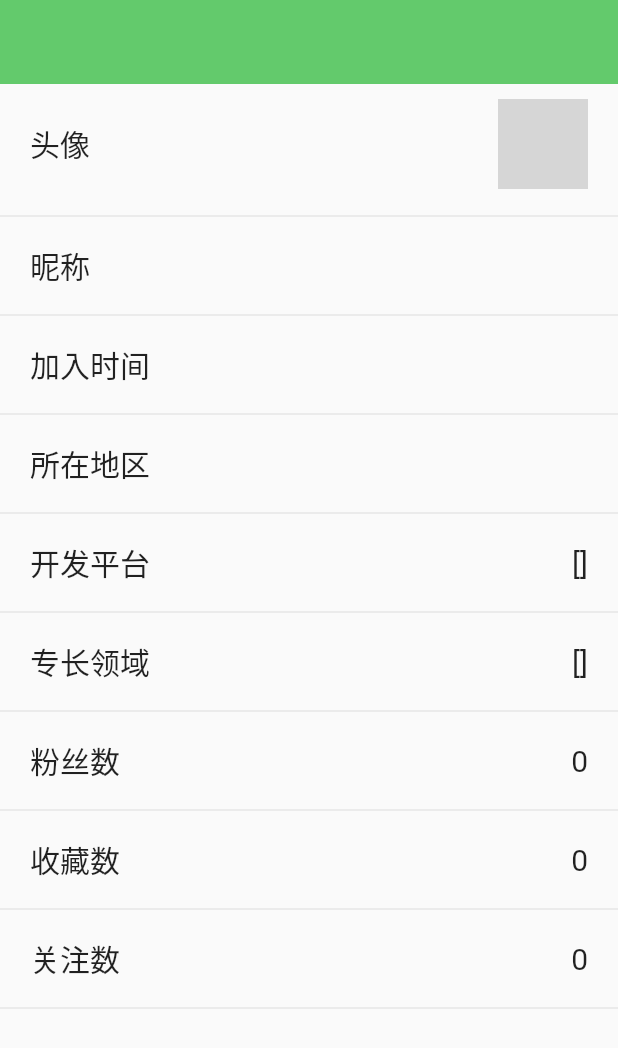
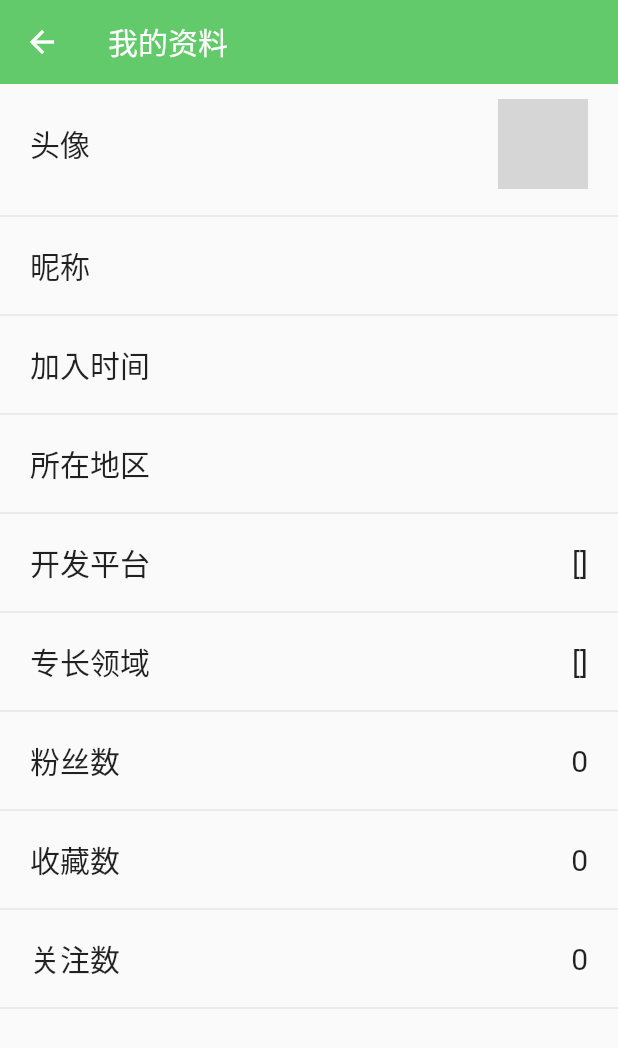
Before and after one commit to xinkong/open_source_china, a Flutter app: the MyDetailPage screen opened directly, on a phone screen of 412 x 824 dp. Shown: the top 1048 px of the screen. Run offline on Flutter 3.47's test engine with Material 2 defaults, Android fonts, the phone set to English and light mode, and no system bars; our stand-ins replace event_bus, shared_preferences; missing offline and left inert: flutter_webview_plugin; accounts and stored records are empty; network calls fail; grey boxes are pictures that could not be loaded.

Commit message:
修改appbar图标颜色

```diff
--- a/lib/pages/mine_detail_page.dart
+++ b/lib/pages/mine_detail_page.dart
@@ -65,10 +65,10 @@ class _MyDetailPageState extends State<MyDetailPage> {
         title: Text(
           '我的资料',
           style: TextStyle(
-            color: AppColors.AppTheme,
+            color: AppColors.Colfff,
           ),
         ),
-        iconTheme: IconThemeData(color: AppColors.AppTheme,),
+        iconTheme: IconThemeData(color: AppColors.Colfff,),
       ),
       body: buildSingleChildScrollView(),
     );
```
